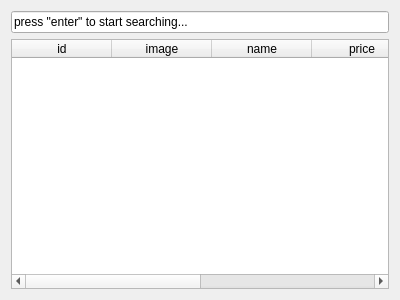
Above: client/shopwidget.ui from gitjip/microtrade before the change. Below: the same form after it.
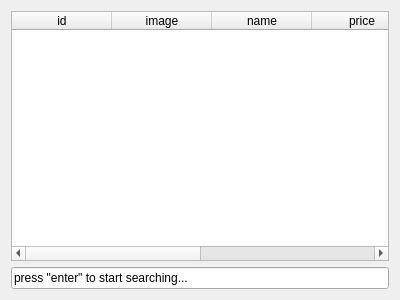
That is the form after the change.

```diff
--- a/client/shopwidget.ui
+++ b/client/shopwidget.ui
@@ -48,7 +48,7 @@
      </column>
     </widget>
    </item>
-   <item row="0" column="0">
+   <item row="2" column="0">
     <widget class="QLineEdit" name="searchLineEdit">
      <property name="text">
       <string>press &quot;enter&quot; to start searching...</string>
```
